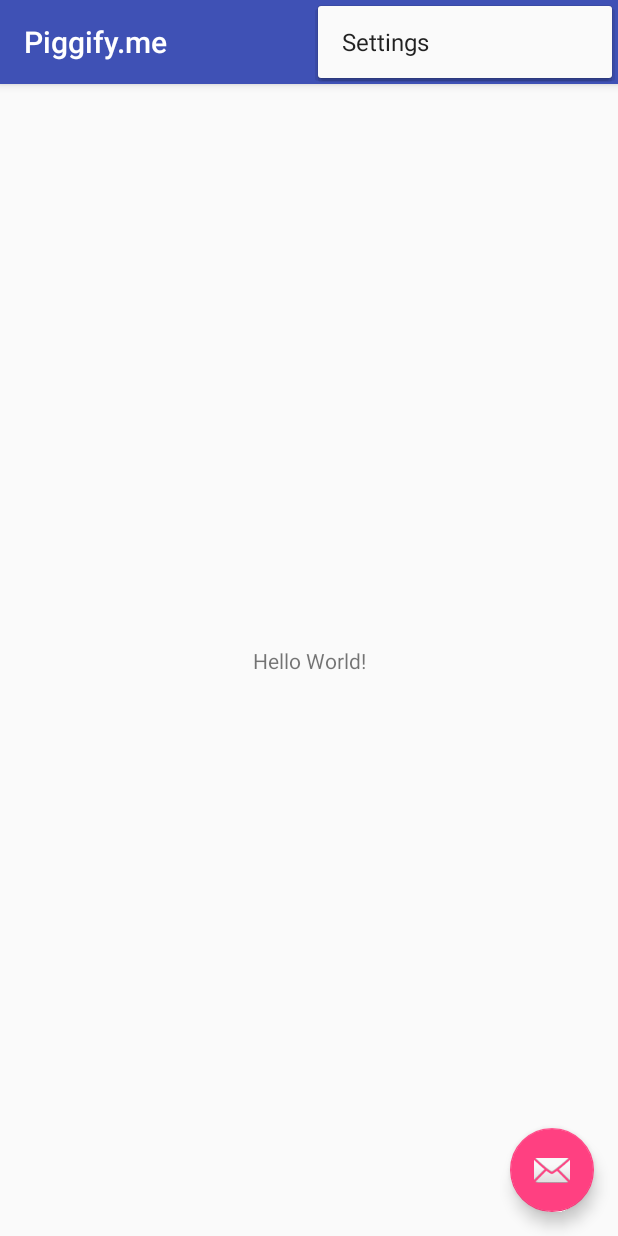
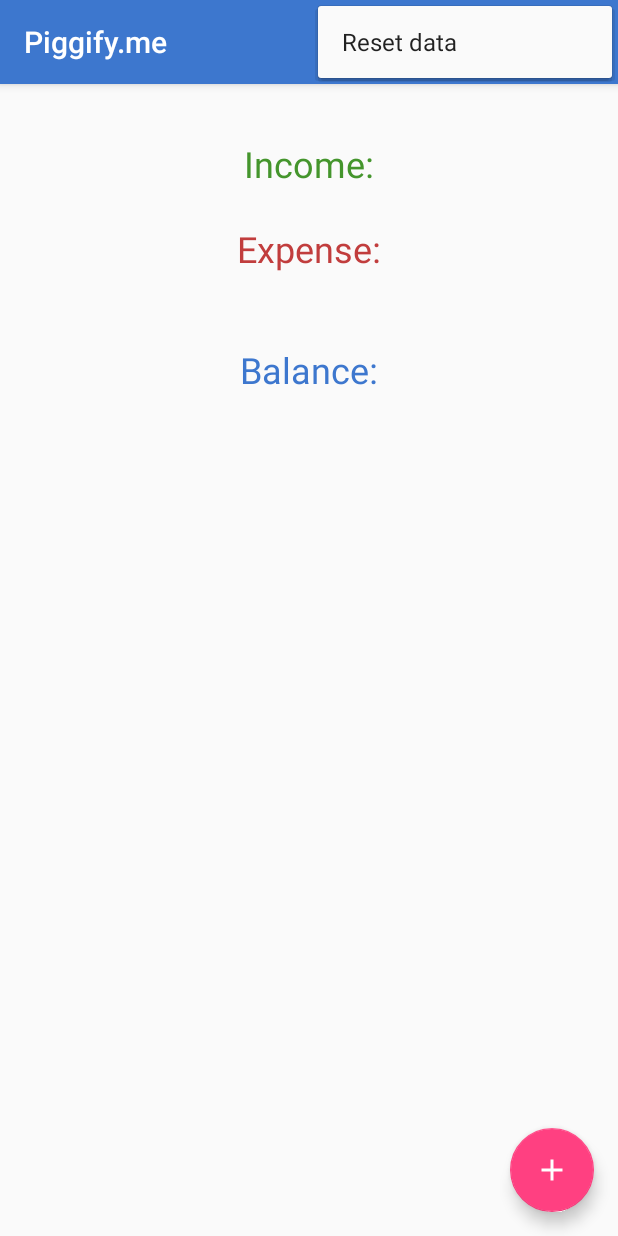
Before and after one commit to aleksanderwozniak/piggify-me, an Android app: the screen it shows after launch (MainActivity), with the options menu open, on a phone screen of 412 x 824 dp. Run offline under Robolectric (Android 15) with nearby library versions, the phone set to English and light mode, and no system bars.

Commit message:
Base layout setup

```diff
--- a/app/src/main/java/com/olq/piggifyme/MainActivity.kt
+++ b/app/src/main/java/com/olq/piggifyme/MainActivity.kt
@@ -14,6 +14,15 @@ class MainActivity : AppCompatActivity() {
         super.onCreate(savedInstanceState)
         setContentView(R.layout.activity_main)
         setSupportActionBar(toolbar)
+
+
+        if (savedInstanceState == null) {
+            supportFragmentManager
+                    .beginTransaction()
+                    .add(R.id.contentFrame, MainActivityFragment.newInstance(), "fragmentMain")
+                    .commit()
+        }
+
 
         fab.setOnClickListener { view ->
             Snackbar.make(view, "Replace with your own action", Snackbar.LENGTH_LONG)
@@ -32,7 +41,7 @@ class MainActivity : AppCompatActivity() {
         // automatically handle clicks on the Home/Up button, so long
         // as you specify a parent activity in AndroidManifest.xml.
         return when (item.itemId) {
-            R.id.action_settings -> true
+            R.id.action_reset -> true
             else -> super.onOptionsItemSelected(item)
         }
     }
--- a/app/src/main/java/com/olq/piggifyme/MainActivityFragment.kt
+++ b/app/src/main/java/com/olq/piggifyme/MainActivityFragment.kt
@@ -6,10 +6,13 @@ import android.view.LayoutInflater
 import android.view.View
 import android.view.ViewGroup
 
-/**
- * A placeholder fragment containing a simple view.
- */
 class MainActivityFragment : Fragment() {
+
+    companion object {
+        fun newInstance(): MainActivityFragment {
+            return MainActivityFragment()
+        }
+    }
 
     override fun onCreateView(inflater: LayoutInflater, container: ViewGroup?,
                               savedInstanceState: Bundle?): View? {
--- /dev/null
+++ b/app/src/main/res/drawable/ic_add.xml
@@ -0,0 +1,9 @@
+<vector xmlns:android="http://schemas.android.com/apk/res/android"
+    android:width="24dp"
+    android:height="24dp"
+    android:viewportWidth="24.0"
+    android:viewportHeight="24.0">
+    <path
+        android:fillColor="#FFFFFFFF"
+        android:pathData="M19,13h-6v6h-2v-6H5v-2h6V5h2v6h6v2z" />
+</vector>
--- a/app/src/main/res/layout/activity_main.xml
+++ b/app/src/main/res/layout/activity_main.xml
@@ -20,7 +20,13 @@
 
     </android.support.design.widget.AppBarLayout>
 
-    <include layout="@layout/content_main" />
+    <FrameLayout
+        android:id="@+id/contentFrame"
+        android:layout_width="match_parent"
+        android:layout_height="match_parent"
+        app:layout_behavior="@string/appbar_scrolling_view_behavior">
+
+    </FrameLayout>
 
     <android.support.design.widget.FloatingActionButton
         android:id="@+id/fab"
@@ -28,6 +34,7 @@
         android:layout_height="wrap_content"
         android:layout_gravity="bottom|end"
         android:layout_margin="@dimen/fab_margin"
-        app:srcCompat="@android:drawable/ic_dialog_email" />
+        android:src="@drawable/ic_add"
+        app:fabSize="normal" />
 
 </android.support.design.widget.CoordinatorLayout>
--- a/app/src/main/res/layout/content_main.xml
+++ /dev/null
@@ -1,9 +0,0 @@
-<fragment xmlns:android="http://schemas.android.com/apk/res/android"
-    xmlns:app="http://schemas.android.com/apk/res-auto"
-    xmlns:tools="http://schemas.android.com/tools"
-    android:id="@+id/fragment"
-    android:name="com.olq.piggifyme.MainActivityFragment"
-    android:layout_width="match_parent"
-    android:layout_height="match_parent"
-    app:layout_behavior="@string/appbar_scrolling_view_behavior"
-    tools:layout="@layout/fragment_main" />
--- a/app/src/main/res/layout/fragment_main.xml
+++ b/app/src/main/res/layout/fragment_main.xml
@@ -4,16 +4,43 @@
     xmlns:tools="http://schemas.android.com/tools"
     android:layout_width="match_parent"
     android:layout_height="match_parent"
-    tools:context="com.olq.piggifyme.MainActivityFragment"
-    tools:showIn="@layout/activity_main">
+    tools:context="com.olq.piggifyme.MainActivityFragment">
 
     <TextView
+        android:id="@+id/mIncomeTextView"
         android:layout_width="wrap_content"
         android:layout_height="wrap_content"
-        android:text="Hello World!"
+        android:text="@string/income_text"
+        android:textColor="@color/colorGreen"
+        android:textSize="@dimen/text_size"
         app:layout_constraintBottom_toBottomOf="parent"
         app:layout_constraintLeft_toLeftOf="parent"
         app:layout_constraintRight_toRightOf="parent"
-        app:layout_constraintTop_toTopOf="parent" />
+        app:layout_constraintTop_toTopOf="parent"
+        app:layout_constraintVertical_bias="0.05" />
+
+    <TextView
+        android:id="@+id/mExpenseTextView"
+        android:layout_width="wrap_content"
+        android:layout_height="wrap_content"
+        android:layout_marginTop="24dp"
+        android:text="@string/expense_text"
+        android:textColor="@color/colorRed"
+        android:textSize="@dimen/text_size"
+        app:layout_constraintEnd_toEndOf="parent"
+        app:layout_constraintStart_toStartOf="parent"
+        app:layout_constraintTop_toBottomOf="@+id/mIncomeTextView" />
+
+    <TextView
+        android:id="@+id/mBalanceTextView"
+        android:layout_width="wrap_content"
+        android:layout_height="wrap_content"
+        android:layout_marginTop="48dp"
+        android:text="@string/balance_text"
+        android:textColor="@color/colorPrimary"
+        android:textSize="@dimen/text_size"
+        app:layout_constraintEnd_toEndOf="parent"
+        app:layout_constraintStart_toStartOf="parent"
+        app:layout_constraintTop_toBottomOf="@+id/mExpenseTextView" />
 
 </android.support.constraint.ConstraintLayout>
--- a/app/src/main/res/menu/menu_main.xml
+++ b/app/src/main/res/menu/menu_main.xml
@@ -3,8 +3,8 @@
     xmlns:tools="http://schemas.android.com/tools"
     tools:context="com.olq.piggifyme.MainActivity">
     <item
-        android:id="@+id/action_settings"
+        android:id="@+id/action_reset"
         android:orderInCategory="100"
-        android:title="@string/action_settings"
+        android:title="@string/action_reset"
         app:showAsAction="never" />
 </menu>
--- a/app/src/main/res/values/colors.xml
+++ b/app/src/main/res/values/colors.xml
@@ -1,6 +1,9 @@
 <?xml version="1.0" encoding="utf-8"?>
 <resources>
-    <color name="colorPrimary">#3F51B5</color>
-    <color name="colorPrimaryDark">#303F9F</color>
+    <color name="colorPrimary">#3d77ce</color>
+    <color name="colorPrimaryDark">#22477d</color>
     <color name="colorAccent">#FF4081</color>
+    <color name="background_material_dark">#a6a6a6</color>
+    <color name="colorRed">#c13d3d</color>
+    <color name="colorGreen">#44952c</color>
 </resources>
--- a/app/src/main/res/values/dimens.xml
+++ b/app/src/main/res/values/dimens.xml
@@ -1,3 +1,4 @@
 <resources>
     <dimen name="fab_margin">16dp</dimen>
+    <dimen name="text_size">24sp</dimen>
 </resources>
--- a/app/src/main/res/values/strings.xml
+++ b/app/src/main/res/values/strings.xml
@@ -1,4 +1,7 @@
 <resources>
     <string name="app_name">Piggify.me</string>
-    <string name="action_settings">Settings</string>
+    <string name="action_reset">Reset data</string>
+    <string name="income_text">Income: </string>
+    <string name="expense_text">Expense: </string>
+    <string name="balance_text">Balance: </string>
 </resources>
```
